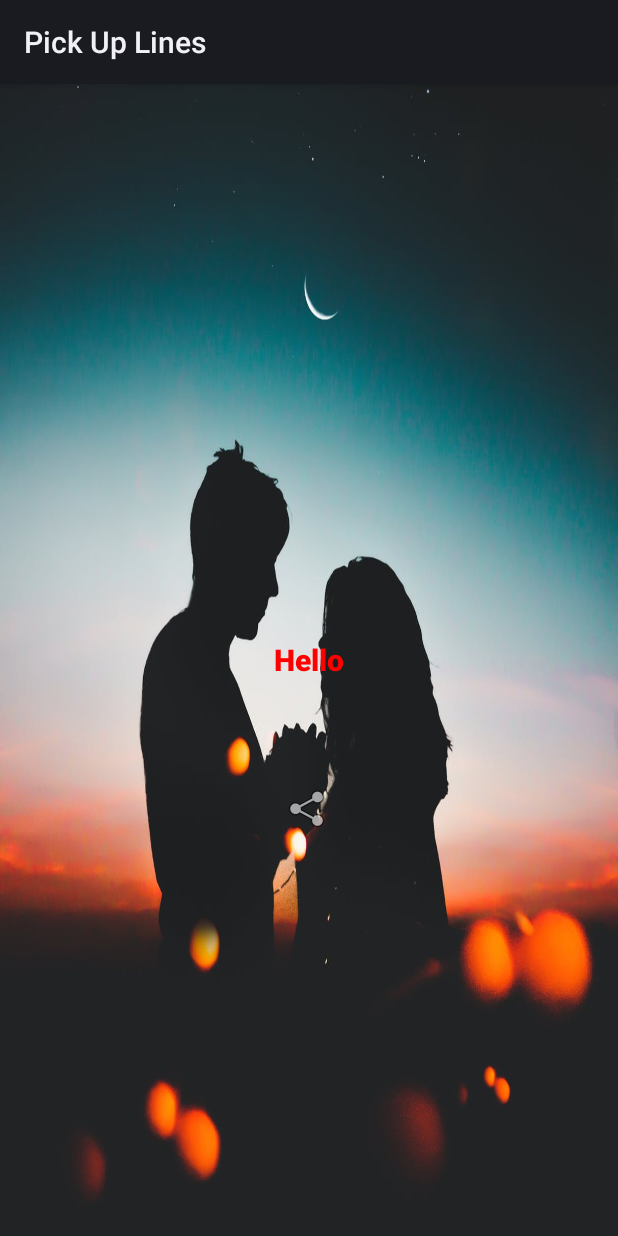
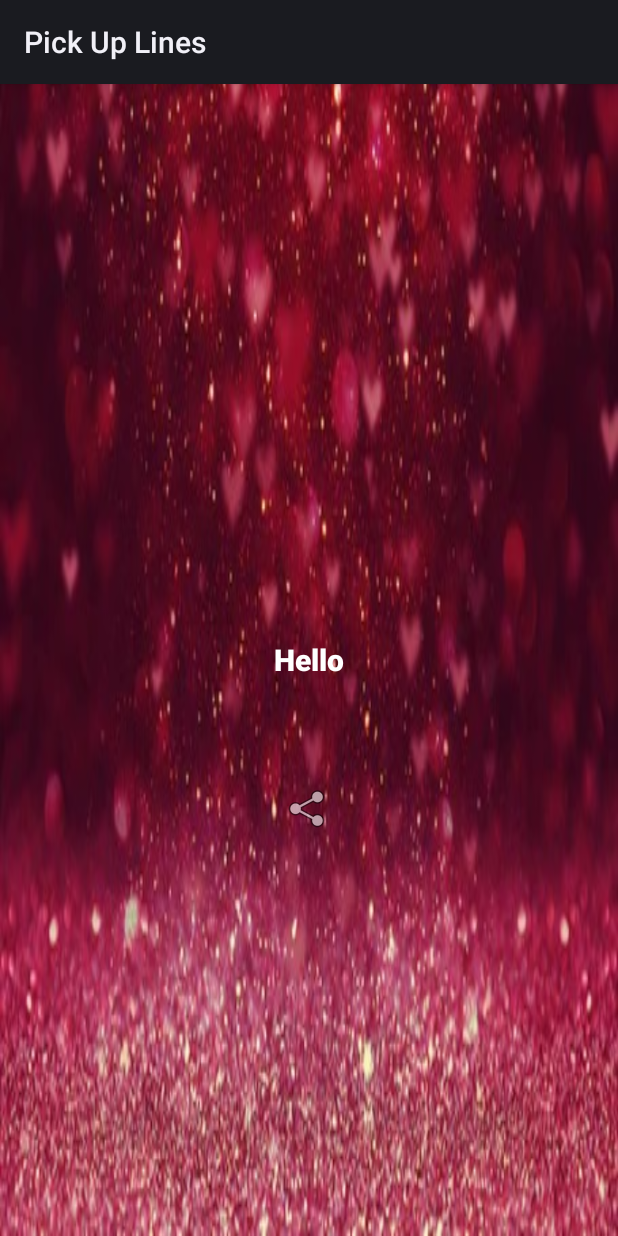
Before and after one commit to NirajanHub/pickUpLines, an Android app: the fragment ArrayListFragment shown on its own in the app's theme, on a phone screen of 412 x 824 dp. Run offline under Robolectric (Android 15) with nearby library versions, the phone set to English and light mode, and no system bars; network calls fail; 1 statement that could not run was skipped.

Commit message:
files committed\

```diff
--- a/app/src/main/res/layout/fragment_pager_list.xml
+++ b/app/src/main/res/layout/fragment_pager_list.xml
@@ -19,7 +19,7 @@
         android:text="Hello"
         android:textStyle="bold"
         android:textAppearance="?android:attr/textAppearanceMedium"
-        android:textColor="@color/colorPrimary"
+        android:textColor="#ffffff"
         android:textSize="20sp"
 
         />
--- a/app/src/main/res/values/colors.xml
+++ b/app/src/main/res/values/colors.xml
@@ -1,6 +1,6 @@
 <?xml version="1.0" encoding="utf-8"?>
 <resources>
-    <color name="colorPrimary">#ff0000</color>
-    <color name="colorPrimaryDark">#E00000</color>
+    <color name="colorPrimary">#a83242</color>
+    <color name="colorPrimaryDark">#962938</color>
     <color name="colorAccent">#ffff</color>
 </resources>
--- a/app/src/main/res/values/styles.xml
+++ b/app/src/main/res/values/styles.xml
@@ -2,6 +2,6 @@
     <style name="AppTheme">
         <!-- Customize your theme here. -->
         <item name="android:textColorSecondary">@color/colorAccent</item>
-        <item name="android:windowBackground">@drawable/baclground</item>
+        <item name="android:windowBackground">@drawable/background</item>
     </style>
 </resources>
--- /dev/null
+++ b/app/src/main/res/xml/network_security_config.xml
@@ -0,0 +1,5 @@
+<?xml version ="1.0" encoding ="utf-8"?><!--  Learn More about how to use App Actions: https://developer.android.com/guide/actions/index.html -->
+<network-security-config>
+    <base-config cleartextTrafficPermitted="true">
+    </base-config>
+</network-security-config>
```
Also changed, not shown: app/src/main/AndroidManifest.xml (+10 -6 lines), app/src/main/res/drawable/background.jpg (added), app/src/main/res/drawable/baclground.jpeg (deleted), app/src/main/res/drawable/pick_up_logo.jpg (deleted), app/src/main/res/drawable/pick_up_logo.png (added).
